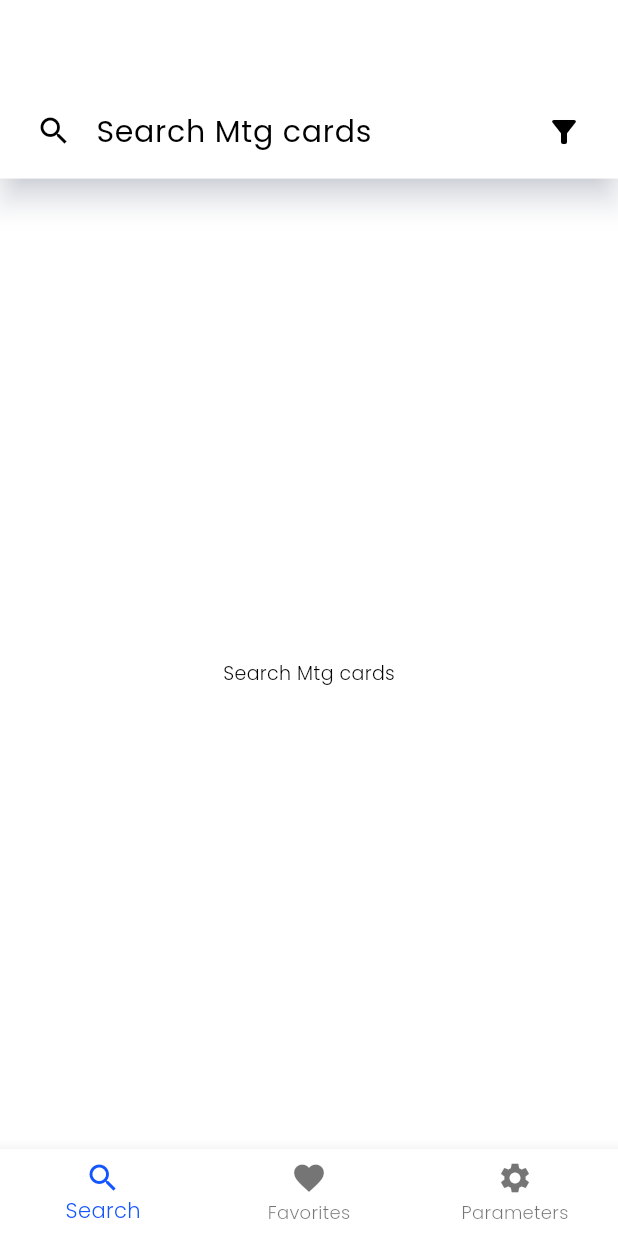
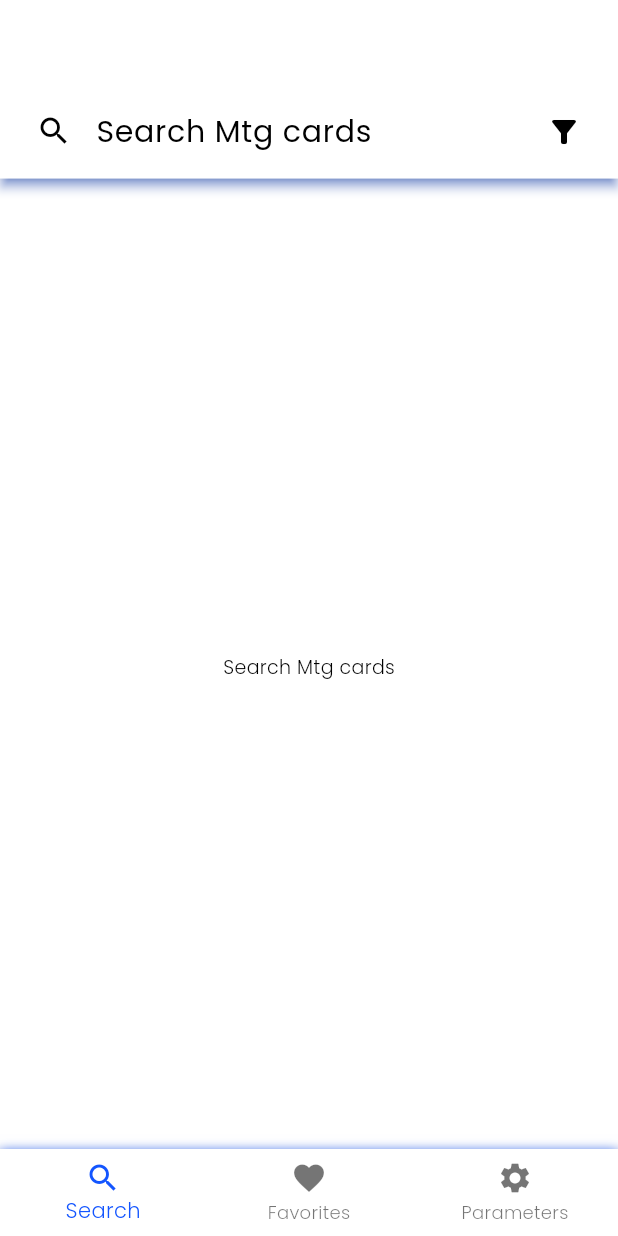
Before and after one commit to Yoann-LeBreton/mtg_archiver, a Flutter app: the screen it shows after launch, on a phone screen of 412 x 824 dp. Run offline on Flutter 3.47's test engine with Material 3 defaults, Android fonts, the phone set to English and light mode, and no system bars; our stand-ins replace dio, flip_card, flutter_dotenv, flutter_riverpod, flutter_screenutil, flutter_svg and 3 more; generated files the repository leaves out were written again.

Commit message:
insert elevation color

```diff
--- a/lib/core/presentation/pages/main_page.dart
+++ b/lib/core/presentation/pages/main_page.dart
@@ -1,5 +1,6 @@
 import 'package:flutter/material.dart';
 import 'package:flutter_riverpod/flutter_riverpod.dart';
+import 'package:mtg_archiver/core/extensions/context_extension.dart';
 import 'package:mtg_archiver/core/presentation/providers/navigation_provider.dart';
 import 'package:mtg_archiver/core/presentation/providers/navigation_state.dart';
 import 'package:mtg_archiver/core/presentation/widgets/bottom_navigation_bar_widget.dart';
@@ -14,7 +15,18 @@ class MainPage extends ConsumerWidget {
     return Scaffold(
       primary: false,
       appBar: AppBar(),
-      bottomNavigationBar: const BottomNavigationBarWidget(),
+      bottomNavigationBar: Container(
+        decoration: BoxDecoration(
+          boxShadow: <BoxShadow>[
+            BoxShadow(
+              blurRadius: 6,
+              offset: const Offset(0, 2),
+              color: context.tertiaryColor,
+            ),
+          ],
+        ),
+        child: const BottomNavigationBarWidget(),
+      ),
       body: switch (navIndex.navbarItem) {
         NavbarItem.search => const SearchPage(),
         NavbarItem.favorites => const Center(
--- a/lib/core/theme/app_theme.dart
+++ b/lib/core/theme/app_theme.dart
@@ -13,11 +13,17 @@ abstract class AppTheme {
         bottomSheetTheme: const BottomSheetThemeData(
           backgroundColor: AppColors.white,
         ),
+        textSelectionTheme: const TextSelectionThemeData(
+          selectionColor: AppColors.mayaBlue,
+        ),
       );
 
   static ThemeData dark() => ThemeData(
         colorScheme: AppColorScheme.dark(),
         textTheme: AppTextTheme.regular(),
+        textSelectionTheme: const TextSelectionThemeData(
+          selectionColor: AppColors.marineBlue,
+        ),
       );
 
   static ThemeData highContrast() => ThemeData(
--- a/lib/features/cards/presentation/pages/mtg_card_details_page.dart
+++ b/lib/features/cards/presentation/pages/mtg_card_details_page.dart
@@ -65,12 +65,13 @@ class _MtgCardDetailsPageState extends ConsumerState<MtgCardDetailsPage> {
                       child: Column(
                         mainAxisAlignment: MainAxisAlignment.center,
                         children: <Widget>[
-                          Padding(
-                            padding: EdgeInsets.all(Spacing.medium.value),
-                            child: Image.network(
-                              cardInfo.imageUris!.largest,
+                          if (cardInfo.imageUris?.largest != null)
+                            Padding(
+                              padding: EdgeInsets.all(Spacing.medium.value),
+                              child: Image.network(
+                                cardInfo.imageUris!.largest,
+                              ),
                             ),
-                          ),
                           Text(
                             cardInfo.type,
                             textAlign: TextAlign.center,
--- a/lib/features/cards/presentation/pages/search_page.dart
+++ b/lib/features/cards/presentation/pages/search_page.dart
@@ -3,7 +3,6 @@ import 'package:flutter_riverpod/flutter_riverpod.dart';
 import 'package:mtg_archiver/core/constants/route_list.dart';
 import 'package:mtg_archiver/core/extensions/context_extension.dart';
 import 'package:mtg_archiver/core/presentation/widgets/loading_widget.dart';
-import 'package:mtg_archiver/core/theme/colors.dart';
 import 'package:mtg_archiver/core/theme/sizes.dart';
 import 'package:mtg_archiver/features/cards/domain/entities/card_entity.dart';
 import 'package:mtg_archiver/features/cards/domain/entities/search_filter_entity.dart';
@@ -32,8 +31,8 @@ class _SearchPageState extends ConsumerState<SearchPage> {
     return Column(
       children: <Widget>[
         Material(
-          elevation: 8,
-          shadowColor: AppColors.paleBlue,
+          elevation: 3,
+          shadowColor: context.tertiaryColor,
           child: Container(
             padding: EdgeInsets.all(Spacing.regular.value),
             child: SearchBarWidget(
@@ -71,7 +70,7 @@ class _SearchPageState extends ConsumerState<SearchPage> {
             ),
           ),
         ),
-        AppGap.regularHeight(),
+        AppGap.basicHeight(),
         Expanded(
           child: searchState.when(
             error: (
```
